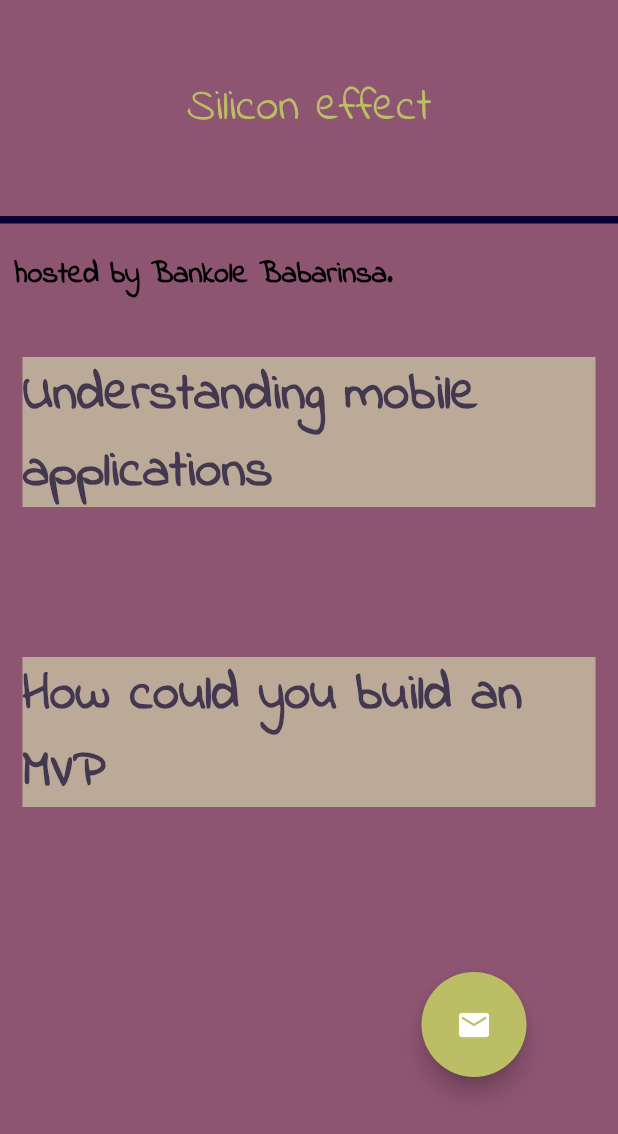
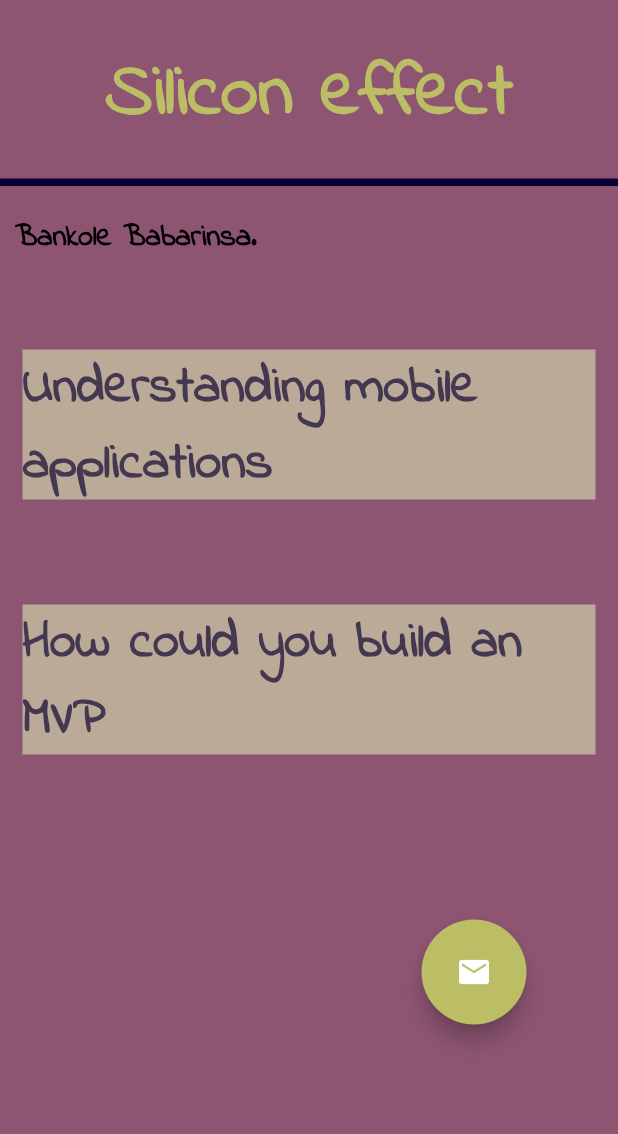
Before and after one commit to BankoleOcean29/nu_blog, a Flutter app: the screen it shows after launch, on a phone screen of 412 x 824 dp. Shown: the top 1134 px of the screen. Run offline on Flutter 3.47's test engine with Material 2 defaults, Android fonts, the phone set to English and light mode, and no system bars.

Commit message:
mobile update

```diff
--- a/lib/main.dart
+++ b/lib/main.dart
@@ -46,16 +46,16 @@ class _BlogState extends State<Blog> {
               return Column(
                 children: [
                   const SizedBox(
-                    height: 50,
+                    height: 26,
                   ),
                   const Center(
                     child: Text(
                       'Silicon effect',
-                      style: TextStyle(fontSize: 30, color: Color(0xffBBBE64)),
+                      style: TextStyle(fontSize: 50, fontWeight: FontWeight.w800, color: Color(0xffBBBE64)),
                     ),
                   ),
                   const SizedBox(
-                    height: 50,
+                    height: 20,
                   ),
                   Container(
                     height: 5,
@@ -81,7 +81,7 @@ class _BlogState extends State<Blog> {
                             isHover = false;
                           });
                         },
-                        child: Text('hosted by Bankole Babarinsa.',
+                        child: Text('Bankole Babarinsa.',
                             style: TextStyle(
                                 color: isHover
                                     ? Color(0xffBBBE64)
@@ -98,11 +98,7 @@ class _BlogState extends State<Blog> {
                     ],
                   ),
                   const SizedBox(
-                    height:20,
-                  ),
-
-                  const SizedBox(
-                    height:20,
+                    height:60,
                   ),
                   Padding(
                     padding: const EdgeInsets.symmetric(horizontal: 15.0),
@@ -122,7 +118,7 @@ class _BlogState extends State<Blog> {
                     ),
                   ),
                   const SizedBox(
-                    height: 100,
+                    height: 70,
                   ),
                   Padding(
                     padding: const EdgeInsets.symmetric(horizontal: 15.0),
@@ -161,7 +157,9 @@ class _BlogState extends State<Blog> {
                   )
                 ],
               );
-            } else {
+            }
+            else
+            {
               return Column(
                 children: [
                   const SizedBox(
@@ -170,7 +168,7 @@ class _BlogState extends State<Blog> {
                   const Center(
                     child: Text(
                       'Silicon effect',
-                      style: TextStyle(fontSize: 100, color: Color(0xffBBBE64)),
+                      style: TextStyle(fontSize: 100, fontWeight: FontWeight.w800, color: Color(0xffBBBE64)),
                     ),
                   ),
                   const SizedBox(
@@ -200,6 +198,9 @@ class _BlogState extends State<Blog> {
                             isHover = false;
                           });
                         },
+                        child: Expanded(
+                          child: Container(
+                            child: Center(
                               child: Text('hosted by Bankole Babarinsa.',
                                   style: TextStyle(
                                       color: isHover
@@ -209,6 +210,9 @@ class _BlogState extends State<Blog> {
                                             ),
                                       fontSize: 40,
                                       fontWeight: FontWeight.w700)),
+                            ),
+                          ),
+                        ),
                       ),
                       const SizedBox(
                         width: 600,
```
Also changed, not shown: 1 other file. Lines whose indentation alone changed are shown as unchanged.
